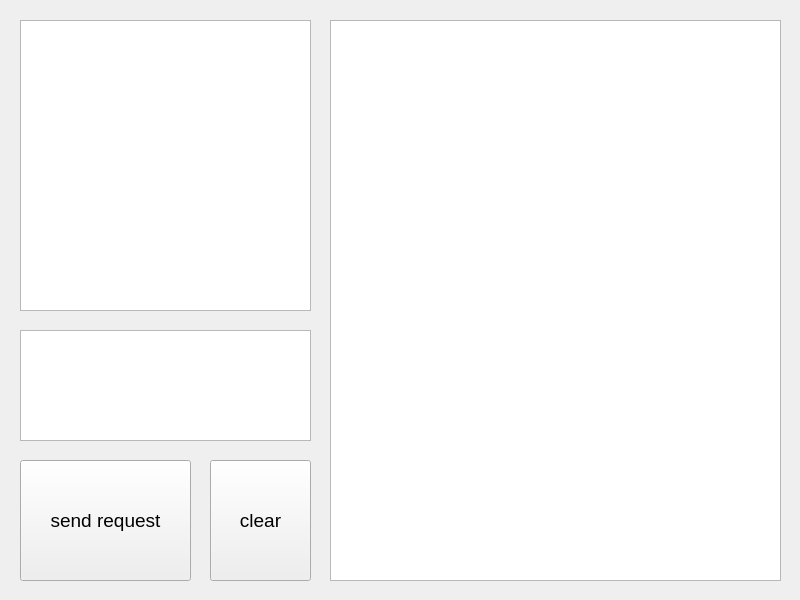
This is mainwindow.ui in Petertan303/qt-pic as Qt 5 draws it before an edit. The edited form follows.
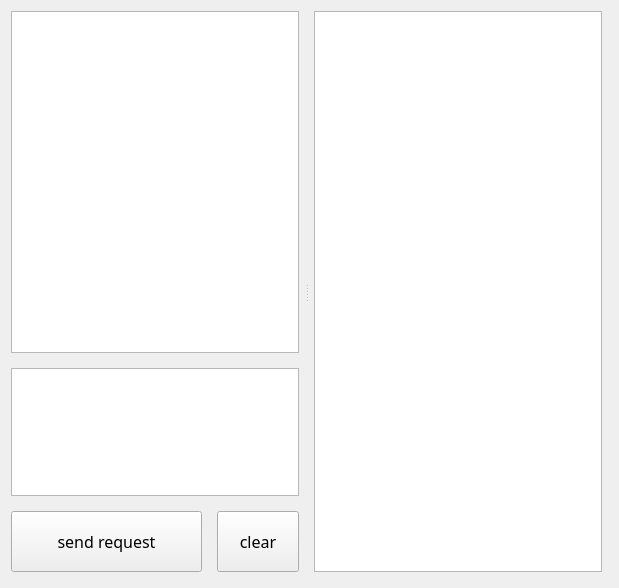
This is the edited form.

```diff
--- a/mainwindow.ui
+++ b/mainwindow.ui
@@ -9,56 +9,58 @@
    <rect>
     <x>0</x>
     <y>0</y>
-    <width>800</width>
-    <height>600</height>
+    <width>619</width>
+    <height>588</height>
    </rect>
   </property>
+  <property name="sizePolicy">
+   <sizepolicy hsizetype="Expanding" vsizetype="Expanding">
+    <horstretch>0</horstretch>
+    <verstretch>0</verstretch>
+   </sizepolicy>
+  </property>
+  <property name="minimumSize">
+   <size>
+    <width>400</width>
+    <height>400</height>
+   </size>
+  </property>
   <property name="windowTitle">
    <string>Draw Picture</string>
   </property>
-  <widget class="QPushButton" name="sendRequestButton">
+  <widget class="QSplitter" name="splitter">
    <property name="geometry">
     <rect>
-     <x>20</x>
-     <y>460</y>
-     <width>171</width>
-     <height>121</height>
-    </rect>
-   </property>
-   <property name="font">
-    <font>
-     <pointsize>14</pointsize>
-    </font>
-   </property>
-   <property name="text">
-    <string>send request</string>
-   </property>
-  </widget>
-  <widget class="QTextEdit" name="outputTextEdit">
-   <property name="geometry">
-    <rect>
-     <x>330</x>
-     <y>20</y>
-     <width>451</width>
+     <x>11</x>
+     <y>11</y>
+     <width>591</width>
      <height>561</height>
     </rect>
    </property>
-   <property name="font">
-    <font>
-     <family>微软雅黑</family>
-     <pointsize>14</pointsize>
-    </font>
+   <property name="sizePolicy">
+    <sizepolicy hsizetype="Expanding" vsizetype="Expanding">
+     <horstretch>0</horstretch>
+     <verstretch>0</verstretch>
+    </sizepolicy>
    </property>
-  </widget>
+   <property name="orientation">
+    <enum>Qt::Orientation::Horizontal</enum>
+   </property>
+   <property name="handleWidth">
+    <number>15</number>
+   </property>
+   <widget class="QWidget" name="">
+    <layout class="QVBoxLayout" name="verticalLayout_2" stretch="8,1">
+     <property name="spacing">
+      <number>15</number>
+     </property>
+     <item>
+      <layout class="QVBoxLayout" name="verticalLayout" stretch="8,3">
+       <property name="spacing">
+        <number>15</number>
+       </property>
+       <item>
   <widget class="QTextEdit" name="promptTextEdit">
-   <property name="geometry">
-    <rect>
-     <x>20</x>
-     <y>20</y>
-     <width>291</width>
-     <height>291</height>
-    </rect>
-   </property>
    <property name="font">
     <font>
      <family>微软雅黑</family>
@@ -66,39 +68,74 @@
     </font>
    </property>
   </widget>
+       </item>
+       <item>
   <widget class="QTextEdit" name="negativePromptTextEdit">
-   <property name="geometry">
-    <rect>
-     <x>20</x>
-     <y>330</y>
-     <width>291</width>
-     <height>111</height>
-    </rect>
-   </property>
+         <property name="font">
+          <font>
+           <family>微软雅黑</family>
+           <pointsize>12</pointsize>
+          </font>
+         </property>
+        </widget>
+       </item>
+      </layout>
+     </item>
+     <item>
+      <layout class="QHBoxLayout" name="horizontalLayout" stretch="7,3">
+       <property name="spacing">
+        <number>15</number>
+       </property>
+       <item>
+        <widget class="QPushButton" name="sendRequestButton">
+         <property name="sizePolicy">
+          <sizepolicy hsizetype="Expanding" vsizetype="Preferred">
+           <horstretch>0</horstretch>
+           <verstretch>0</verstretch>
+          </sizepolicy>
+         </property>
    <property name="font">
     <font>
      <family>微软雅黑</family>
      <pointsize>12</pointsize>
     </font>
    </property>
-  </widget>
+         <property name="text">
+          <string>send request</string>
+         </property>
+        </widget>
+       </item>
+       <item>
   <widget class="QPushButton" name="ClearButton">
-   <property name="geometry">
-    <rect>
-     <x>210</x>
-     <y>460</y>
-     <width>101</width>
-     <height>121</height>
-    </rect>
+         <property name="sizePolicy">
+          <sizepolicy hsizetype="Expanding" vsizetype="Preferred">
+           <horstretch>0</horstretch>
+           <verstretch>0</verstretch>
+          </sizepolicy>
    </property>
    <property name="font">
     <font>
-     <pointsize>14</pointsize>
+           <family>微软雅黑</family>
+           <pointsize>12</pointsize>
     </font>
    </property>
    <property name="text">
     <string>clear</string>
    </property>
+        </widget>
+       </item>
+      </layout>
+     </item>
+    </layout>
+   </widget>
+   <widget class="QTextEdit" name="outputTextEdit">
+    <property name="font">
+     <font>
+      <family>微软雅黑</family>
+      <pointsize>14</pointsize>
+     </font>
+    </property>
+   </widget>
   </widget>
  </widget>
  <resources/>
```
Left out of the diff: 2 changed lines with no effect on the pictures. Lines whose indentation alone changed are shown as unchanged.
